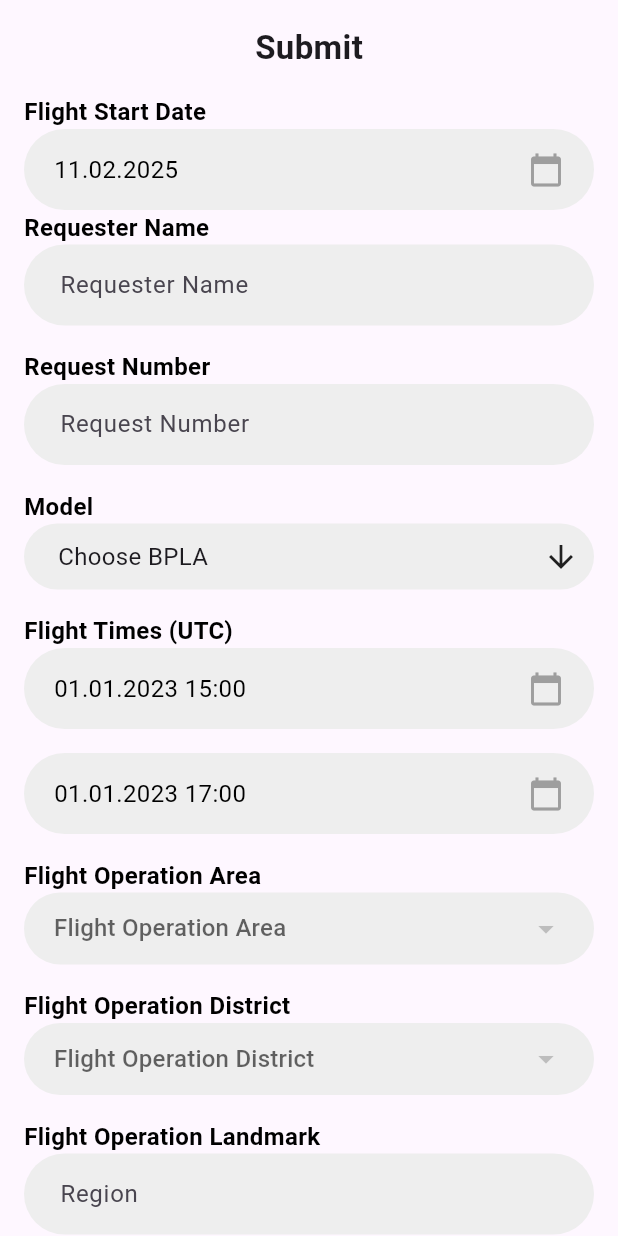
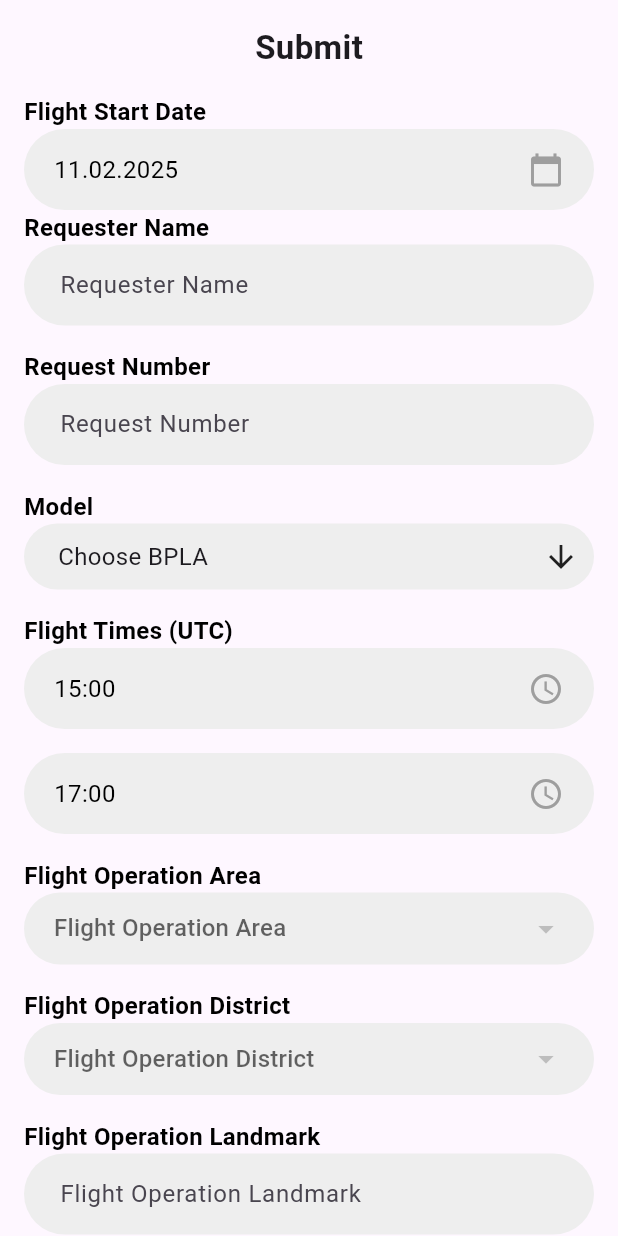
Before and after one commit to NirvanaEx/safesky, a Flutter app: the AddRequestView screen opened directly, on a phone screen of 412 x 824 dp. Run offline on Flutter 3.47's test engine with Material 3 defaults, Android fonts, the phone set to English and light mode, and no system bars; drawn by our look-alikes of multi_select_flutter; our stand-ins replace connectivity_plus, file_picker, flutter_chat_bubble, flutter_local_notifications, flutter_map, flutter_svg and 11 more; missing offline and left inert: flutter_map_tile_caching, mobile_scanner, syncfusion_flutter_pdfviewer, workmanager; accounts and stored records are empty; generated files the repository leaves out were written again; network calls fail; statements that could not run were skipped; project files that could hold a hidden picture were left out.

Commit message:
-Исправлена ошибка при изменении Области и выборе региона -Время выполнения полета. Теперь можно не выбирать дату -Текстовые изменения

```diff
--- a/lib/viewmodels/add_request_viewmodel.dart
+++ b/lib/viewmodels/add_request_viewmodel.dart
@@ -126,9 +126,10 @@ class AddRequestViewModel extends ChangeNotifier {
   void setSelectedRegion(RegionModel region) {
     selectedRegion = region;
     loadDistricts(region.code);
+    // Сброс выбранного района, чтобы избежать конфликта, если район отсутствует для нового региона
+    selectedDistrict = null;
     notifyListeners();
   }
-
 
   // Установка выбранного района
   void setSelectedDistrict(DistrictModel district) {
--- a/lib/views/home/add_request_view.dart
+++ b/lib/views/home/add_request_view.dart
@@ -104,16 +104,16 @@ class _AddRequestViewState extends State<AddRequestView> {
         _buildLabel(localizations.addRequestView_flightTimes),
         Column(
           children: [
-            _buildDatePickerField(
-              date: viewModel.flightStartDateTime,
-              hintText: "01.01.2023 15:00",
-              onDateSelected: (date) => viewModel.updateFlightStartDateTime(date!),
+            _buildTimePickerField(
+              time: viewModel.flightStartDateTime,
+              hintText: "15:00",
+              onTimeSelected: (date) => viewModel.updateFlightStartDateTime(date!),
             ),
             SizedBox(height: 16),
-            _buildDatePickerField(
-              date: viewModel.flightEndDateTime,
-              hintText: "01.01.2023 17:00",
-              onDateSelected: (date) => viewModel.updateFlightEndDateTime(date!),
+            _buildTimePickerField(
+              time: viewModel.flightEndDateTime,
+              hintText: "17:00",
+              onTimeSelected: (date) => viewModel.updateFlightEndDateTime(date!),
             ),
           ],
         ),
@@ -124,7 +124,7 @@ class _AddRequestViewState extends State<AddRequestView> {
           selectedValue: viewModel.selectedRegion,
           onChanged: (value) => viewModel.setSelectedRegion(value!),
           hint: localizations.addRequestView_flightOperationArea,
-          getItemName: (region) => region.name,
+          getItemName: (region) => region.name ,
         ),
 
         SizedBox(height: 16),
@@ -139,7 +139,7 @@ class _AddRequestViewState extends State<AddRequestView> {
 
         SizedBox(height: 16),
         _buildLabel(localizations.addRequestView_landmark),
-        _buildTextField(viewModel.landmarkController, hintText: localizations.addRequestView_region, isText: true),
+        _buildTextField(viewModel.landmarkController, hintText: localizations.addRequestView_landmark, isText: true),
 
         SizedBox(height: 16),
         _buildLabel(localizations.addRequestView_coordinates),
@@ -406,6 +406,23 @@ class _AddRequestViewState extends State<AddRequestView> {
     );
   }
 
+  Widget _buildTimePickerField({required DateTime? time, required String hintText, required ValueChanged<DateTime?> onTimeSelected}) {
+    return GestureDetector(
+      onTap: () async {
+        final TimeOfDay? pickedTime = await showTimePicker(
+          context: context,
+          initialTime: TimeOfDay.now(),
+        );
+        if (pickedTime != null) {
+          DateTime now = DateTime.now();
+          DateTime newDateTime = DateTime(now.year, now.month, now.day, pickedTime.hour, pickedTime.minute);
+          onTimeSelected(newDateTime);
+        }
+      },
+      child: _buildTimeDisplay(time, hintText),
+    );
+  }
+
   Widget _buildDateOnlyPickerField({required DateTime? date, required String hintText, required ValueChanged<DateTime?> onDateSelected}) {
     return GestureDetector(
       onTap: () async {
@@ -444,4 +461,25 @@ class _AddRequestViewState extends State<AddRequestView> {
       ),
     );
   }
+
+  Widget _buildTimeDisplay(DateTime? time, String hintText) {
+    return Container(
+      padding: EdgeInsets.symmetric(horizontal: 20, vertical: 15),
+      decoration: BoxDecoration(
+        color: Colors.grey[200],
+        borderRadius: BorderRadius.circular(30),
+      ),
+      child: Row(
+        children: [
+          Expanded(
+            child: Text(
+              time == null ? hintText : DateFormat('HH:mm').format(time),
+              style: TextStyle(color: Colors.black, fontSize: 16),
+            ),
+          ),
+          Icon(Icons.access_time, color: Colors.grey),
+        ],
+      ),
+    );
+  }
 }
--- a/pubspec.yaml
+++ b/pubspec.yaml
@@ -3,7 +3,7 @@ description: Safe Sky
 
 publish_to: 'none'
 
-version: 2.2.32+23921
+version: 2.4.12+25947
 
 environment:
   sdk: '>=3.1.5 <4.0.0'
```
